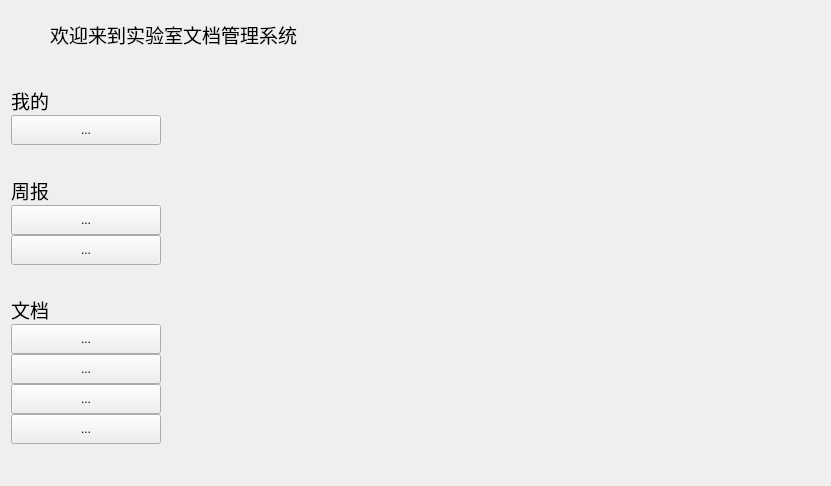
hhyvs111/FileManagement, file FileManagement/FileManagement.ui: the form before one commit.
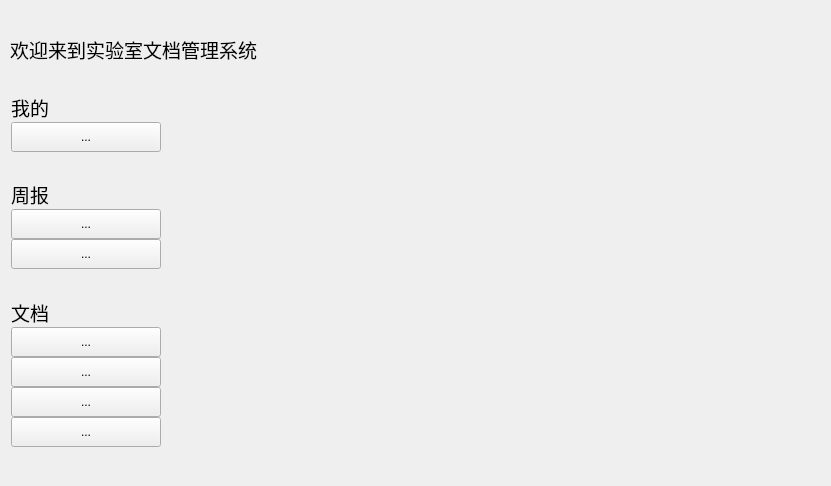
The form after the commit.

```diff
--- a/FileManagement/FileManagement.ui
+++ b/FileManagement/FileManagement.ui
@@ -14,11 +14,14 @@
    <string>Form</string>
   </property>
   <layout class="QVBoxLayout" name="verticalLayout">
+   <property name="spacing">
+    <number>0</number>
+   </property>
    <property name="leftMargin">
     <number>10</number>
    </property>
    <property name="topMargin">
-    <number>20</number>
+    <number>35</number>
    </property>
    <property name="rightMargin">
     <number>10</number>
@@ -34,22 +37,6 @@
      <property name="sizeConstraint">
       <enum>QLayout::SetDefaultConstraint</enum>
      </property>
-     <item>
-      <spacer name="horizontalSpacer_2">
-       <property name="orientation">
-        <enum>Qt::Horizontal</enum>
-       </property>
-       <property name="sizeType">
-        <enum>QSizePolicy::Minimum</enum>
-       </property>
-       <property name="sizeHint" stdset="0">
-        <size>
-         <width>40</width>
-         <height>20</height>
-        </size>
-       </property>
-      </spacer>
-     </item>
      <item>
       <widget class="QLabel" name="titleLabel">
        <property name="font">
@@ -58,24 +45,14 @@
          <pointsize>12</pointsize>
         </font>
        </property>
+       <property name="styleSheet">
+        <string notr="true"/>
+       </property>
        <property name="text">
-        <string>&lt;html&gt;&lt;head/&gt;&lt;body&gt;&lt;p&gt;&lt;span style=&quot; font-size:14pt;&quot;&gt;欢迎来到实验室文档管理系统&lt;/span&gt;&lt;/p&gt;&lt;/body&gt;&lt;/html&gt;</string>
+        <string>&lt;html&gt;&lt;head/&gt;&lt;body&gt;&lt;p&gt;&lt;span style=&quot; font-size:14pt;&quot;&gt; 欢迎来到实验室文档管理系统&lt;/span&gt;&lt;/p&gt;&lt;/body&gt;&lt;/html&gt;</string>
        </property>
       </widget>
      </item>
-     <item>
-      <spacer name="horizontalSpacer">
-       <property name="orientation">
-        <enum>Qt::Horizontal</enum>
-       </property>
-       <property name="sizeHint" stdset="0">
-        <size>
-         <width>40</width>
-         <height>20</height>
-        </size>
-       </property>
-      </spacer>
-     </item>
     </layout>
    </item>
    <item>
@@ -85,6 +62,9 @@
      </property>
      <item>
       <widget class="QWidget" name="ToolButtonWidget" native="true">
+       <property name="styleSheet">
+        <string notr="true"/>
+       </property>
        <layout class="QVBoxLayout" name="ToolButtonLayout">
         <property name="spacing">
          <number>0</number>
```
